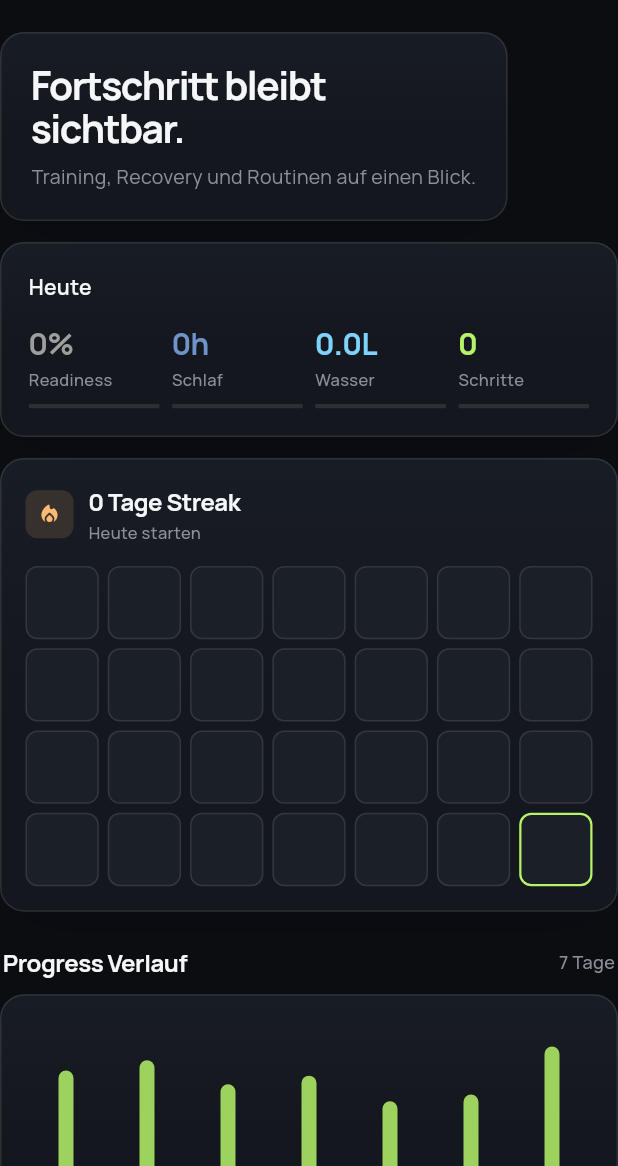
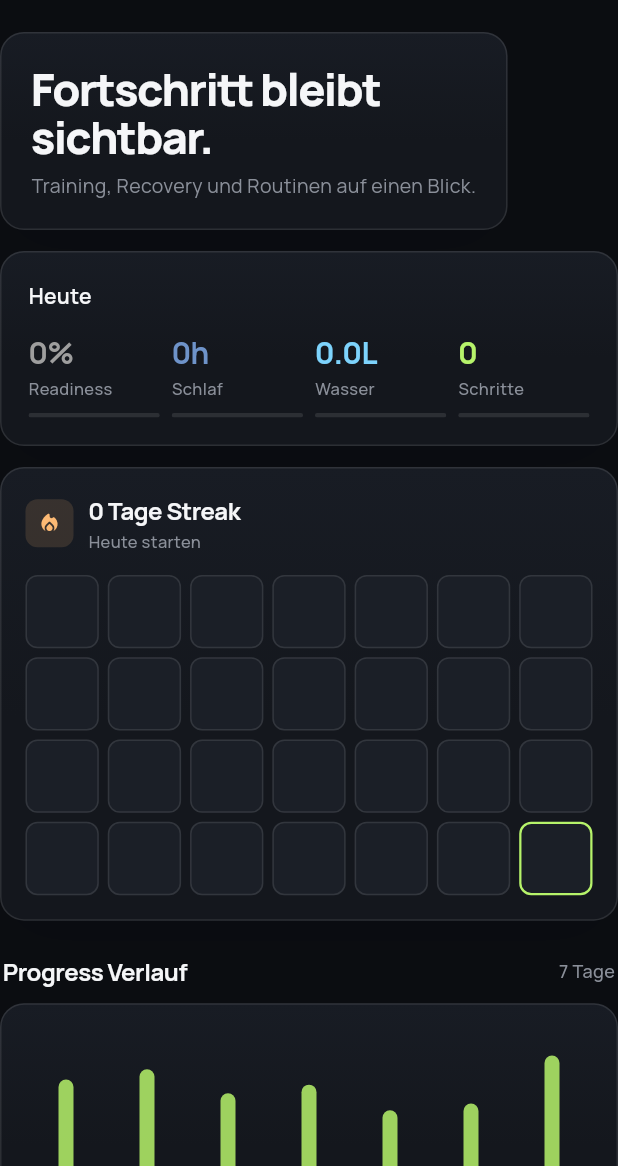
Before and after one commit to mxritzgit/shiftfit, a Flutter app: the TrendsScreen widget shown alone on an empty page, opened directly with empty values, on a phone screen of 412 x 824 dp, the part 70-1236 px from its top. Run offline on Flutter 3.47's test engine with Material 3 defaults, Android fonts, the phone set to English and light mode, and no system bars; our stand-ins replace google_fonts, image_picker, supabase_flutter; missing offline and left inert: health, mobile_scanner; accounts and stored records are empty.

Commit message:
refactor(design): Welle 5 – Pro-Screen-Politur (Hero-Typo, Elevation, tabellarische Ziffern)
Zweiter, tieferer Durchgang pro Screen aufbauend auf der Premium-Dark-
Foundation (Welle 4). Test-Pins (ValueKeys/Strings) unverändert.

Today:
- ShiftFitHero und WeeklyChallengeCard (custom Gradient-Container) bekommen
  dieselbe weiche Elevation (cardShadow) wie die AppCards – konsistente Tiefe.
- _HeroMetric, _ChallengeMetric und Daily-Tracker-Werte mit tabellarischen
  Ziffern (sauber ausgerichtete Zahlen).

Training & Trends:
- Hero-Headlines auf einheitliche Premium-Display-Typo gezogen (30pt/w800,
  letterSpacing -1.1, height 1.08) – im Einklang mit dem Today-Hero.

Befund: Recipes, Profil, Auth, Onboarding und Coach waren bereits stark
designt und werden durch die globale Foundation (Manrope + Karten-Tiefe +
Theme) gehoben, ohne dass die fein abgestimmten Kompositionen angefasst
werden mussten.

Co-Authored-By: Claude Opus 4.7 <noreply@anthropic.com>

```diff
--- a/lib/src/screens/trends_screen.dart
+++ b/lib/src/screens/trends_screen.dart
@@ -127,10 +127,10 @@ class TrendsScreen extends StatelessWidget {
               const Text(
                 'Fortschritt bleibt\nsichtbar.',
                 style: TextStyle(
-                  fontSize: 26,
-                  height: 1.1,
-                  fontWeight: FontWeight.w700,
-                  letterSpacing: -1,
+                  fontSize: 30,
+                  height: 1.08,
+                  fontWeight: FontWeight.w800,
+                  letterSpacing: -1.1,
                 ),
               ),
               const SizedBox(height: 8),
--- a/lib/src/widgets/today/daily_tracker_card.dart
+++ b/lib/src/widgets/today/daily_tracker_card.dart
@@ -166,6 +166,7 @@ class _StatCell extends StatelessWidget {
             fontSize: 16,
             fontWeight: FontWeight.w700,
             letterSpacing: -0.3,
+            fontFeatures: const [FontFeature.tabularFigures()],
           ),
         ),
         const SizedBox(height: 6),
--- a/lib/src/widgets/today/today_widgets.dart
+++ b/lib/src/widgets/today/today_widgets.dart
@@ -24,6 +24,7 @@ class ShiftFitHero extends StatelessWidget {
         ),
         borderRadius: BorderRadius.circular(rSheet),
         border: Border.all(color: Colors.white.withValues(alpha: 0.08)),
+        boxShadow: cardShadow,
       ),
       child: Stack(
         children: [
@@ -212,6 +213,7 @@ class _HeroMetric extends StatelessWidget {
               fontSize: 17,
               fontWeight: FontWeight.w700,
               letterSpacing: -0.3,
+              fontFeatures: [FontFeature.tabularFigures()],
             ),
           ),
           const SizedBox(height: 2),
@@ -824,6 +826,7 @@ class WeeklyChallengeCard extends StatelessWidget {
           colors: [Color(0xFF18230E), bg],
         ),
         border: Border.all(color: Colors.white.withValues(alpha: 0.08)),
+        boxShadow: cardShadow,
       ),
       child: Row(
         children: [
```
Also changed, not shown: lib/src/screens/week_planner_screen.dart (+4 -4 lines).
